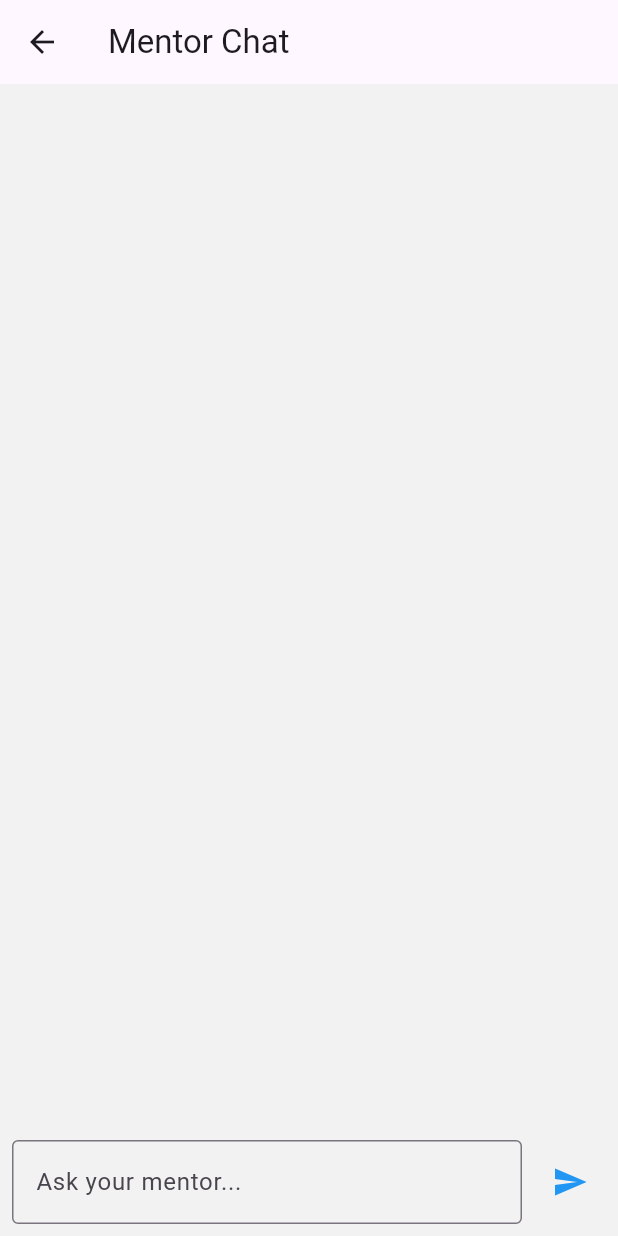
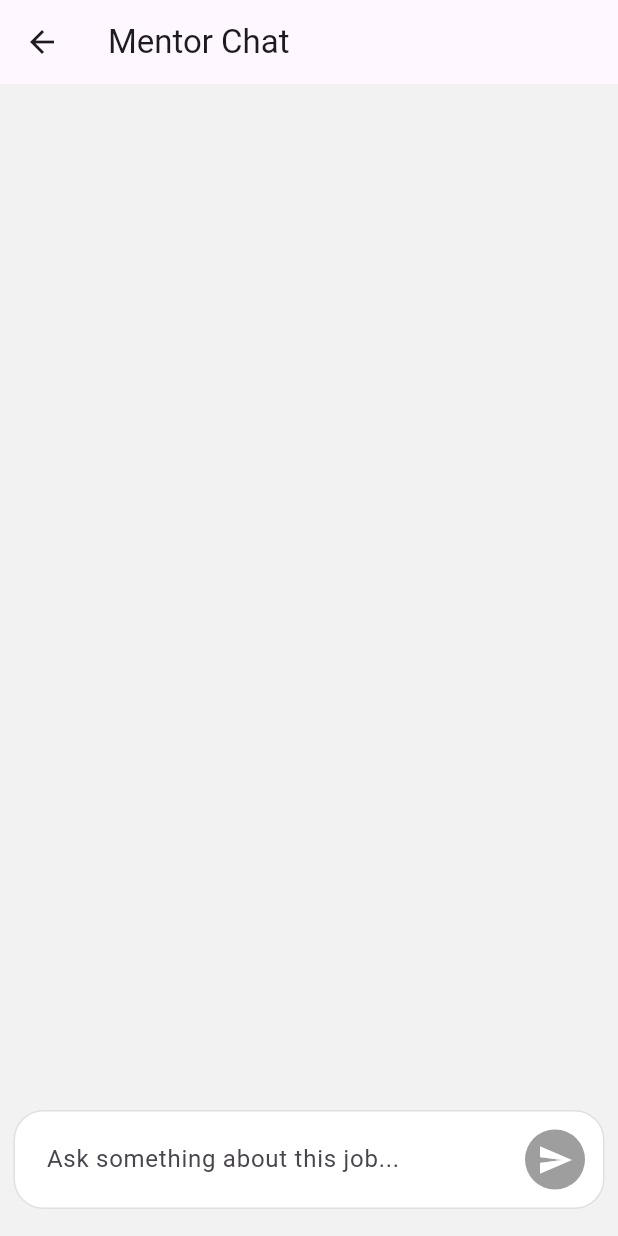
Before and after one commit to Eric5032/CareerWise, a Flutter app: the MentorScreen screen opened directly, on a phone screen of 412 x 824 dp. Run offline on Flutter 3.47's test engine with Material 3 defaults, Android fonts, the phone set to English and light mode, and no system bars; our stand-ins replace flutter_dotenv, google_fonts.

Commit message:
mentor screen update

```diff
--- a/lib/Screens/mentor_screen.dart
+++ b/lib/Screens/mentor_screen.dart
@@ -97,27 +97,53 @@ class _MentorScreenState extends State<MentorScreen> {
             padding: EdgeInsets.all(8.0),
             child: CircularProgressIndicator(),
           ),
+
           Padding(
-            padding: const EdgeInsets.all(8.0),
+            padding: const EdgeInsets.fromLTRB(9.0,9.0, 9.0, 18.0),
+            child: Container(
+              constraints: const BoxConstraints(maxHeight: 200),
+              padding: const EdgeInsets.symmetric(horizontal: 12, vertical: 8),
+              decoration: BoxDecoration(
+                color: Colors.white,
+                border: Border.all(color: Colors.grey.shade300),
+                borderRadius: BorderRadius.circular(20),
+              ),
               child: Row(
                 children: [
                   Expanded(
                     child: TextField(
                       controller: _controller,
+                      keyboardType: TextInputType.multiline,
+                      textInputAction: TextInputAction.newline,
+                      minLines: 1,
+                      maxLines: null, // unlimited but capped by parent
                       decoration: const InputDecoration(
-                      hintText: 'Ask your mentor...',
-                      border: OutlineInputBorder(),
-                    ),
-                    onSubmitted: (_) => _sendMessage(),
+                        hintText: "Ask something about this job...",
+                        border: InputBorder.none,
+                        contentPadding: EdgeInsets.symmetric(vertical: 12, horizontal: 9),
                       ),
                     ),
-                const SizedBox(width: 8),
-                IconButton(
+                  ),
+
+                  // 🚀 Submit Button
+
+                  Container(
+                    height: 40,
+                    width: 40,
+                    decoration: const BoxDecoration(
+                      shape:  BoxShape.circle,
+                      color: Colors.grey,
+                    ),
+                    child: IconButton(
                       icon: const Icon(Icons.send),
-                  onPressed: _sendMessage,
-                  color: Colors.blue,
+                      color: Colors.white,
+                      onPressed: () {
+                        _sendMessage();
+                      },
+                    ),
                   ),
                 ],
+              ),
             ),
           ),
         ],
```
Also changed, not shown: lib/OpenAI/job_page.dart (added, +141 -0 lines), lib/Screens/job_screen.dart (+6 -6 lines), lib/Screens/learn_screen.dart (added, +15 -0 lines). Lines whose indentation alone changed are shown as unchanged.
